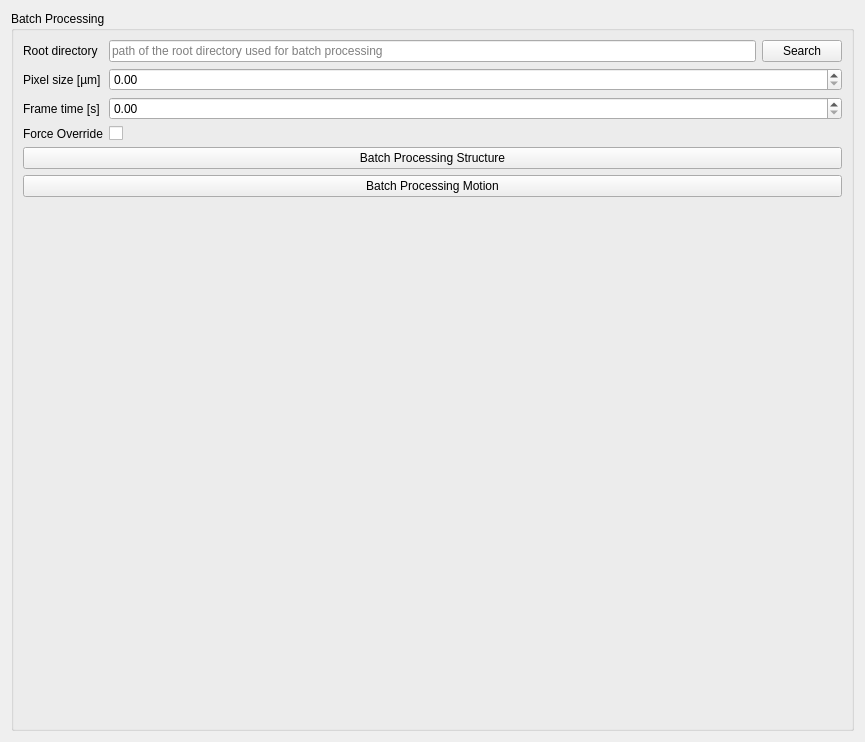
danihae/SarcAsM, file sarcasm/app/ui-files/parameters_batch_processing.ui: the form before one commit.
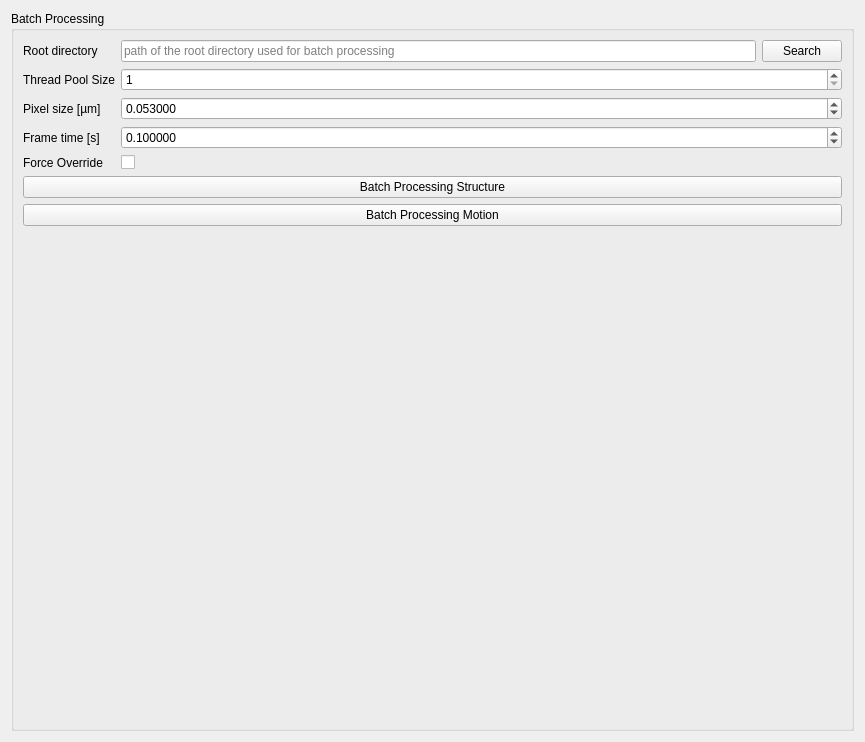
The form after the commit.

Commit message: implement batch processing structure (currently having problem with calculations, out of memory or getting stuck) metadataextractor (after some testing, could remove the stuff about reading metadata from tif files from sarcasm class) updated requirements removed exceptions and put them into separate file

Patch:
```diff
--- a/sarcasm/app/ui-files/parameters_batch_processing.ui
+++ b/sarcasm/app/ui-files/parameters_batch_processing.ui
@@ -31,6 +31,9 @@
        <layout class="QHBoxLayout" name="horizontalLayout_2">
         <item>
          <widget class="QLineEdit" name="le_root_directory">
+          <property name="text">
+           <string/>
+          </property>
           <property name="placeholderText">
            <string>path of the root directory used for batch processing</string>
           </property>
@@ -45,7 +48,7 @@
         </item>
        </layout>
       </item>
-      <item row="1" column="0">
+      <item row="2" column="0">
        <widget class="QLabel" name="label_2">
         <property name="toolTip">
          <string>pixel size in [µm], this is used either if the image-to-process doesn't have this value set or force override is activated</string>
@@ -55,17 +58,23 @@
         </property>
        </widget>
       </item>
-      <item row="1" column="1">
+      <item row="2" column="1">
        <widget class="QDoubleSpinBox" name="dsb_pixel_size">
         <property name="toolTip">
          <string>pixel size in [µm], this is used either if the image-to-process doesn't have this value set or force override is activated</string>
         </property>
+        <property name="decimals">
+         <number>6</number>
+        </property>
         <property name="maximum">
          <double>99999999.000000000000000</double>
         </property>
+        <property name="value">
+         <double>0.053000000000000</double>
+        </property>
        </widget>
       </item>
-      <item row="2" column="0">
+      <item row="3" column="0">
        <widget class="QLabel" name="label_3">
         <property name="toolTip">
          <string>frame time in [s], this is used either if the image-to-process doesn't have this value set or force override is activated</string>
@@ -75,17 +84,23 @@
         </property>
        </widget>
       </item>
-      <item row="2" column="1">
+      <item row="3" column="1">
        <widget class="QDoubleSpinBox" name="dsb_frame_time">
         <property name="toolTip">
          <string>frame time in [s], this is used either if the image-to-process doesn't have this value set or force override is activated</string>
         </property>
+        <property name="decimals">
+         <number>6</number>
+        </property>
         <property name="maximum">
          <double>9999999.000000000000000</double>
         </property>
+        <property name="value">
+         <double>0.100000000000000</double>
+        </property>
        </widget>
       </item>
-      <item row="3" column="0">
+      <item row="4" column="0">
        <widget class="QLabel" name="label_4">
         <property name="toolTip">
          <string>if set the values in pixel size and frame time will be forced upon all images which are processed during this batch</string>
@@ -95,7 +110,7 @@
         </property>
        </widget>
       </item>
-      <item row="3" column="1">
+      <item row="4" column="1">
        <widget class="QCheckBox" name="chk_force_override">
         <property name="toolTip">
          <string>if set the values in pixel size and frame time will be forced upon all images which are processed during this batch</string>
@@ -105,7 +120,7 @@
         </property>
        </widget>
       </item>
-      <item row="4" column="0" colspan="2">
+      <item row="5" column="0" colspan="2">
        <widget class="QPushButton" name="btn_batch_processing_structure">
         <property name="toolTip">
          <string>Start batch processing structure</string>
@@ -115,7 +130,7 @@
         </property>
        </widget>
       </item>
-      <item row="5" column="0" colspan="2">
+      <item row="6" column="0" colspan="2">
        <widget class="QPushButton" name="btn_batch_processing_motion">
         <property name="toolTip">
          <string>Start batch processing motion</string>
@@ -125,6 +140,23 @@
         </property>
        </widget>
       </item>
+      <item row="1" column="0">
+       <widget class="QLabel" name="label_5">
+        <property name="text">
+         <string>Thread Pool Size</string>
+        </property>
+       </widget>
+      </item>
+      <item row="1" column="1">
+       <widget class="QSpinBox" name="sb_thread_pool_size">
+        <property name="minimum">
+         <number>1</number>
+        </property>
+        <property name="value">
+         <number>1</number>
+        </property>
+       </widget>
+      </item>
      </layout>
     </widget>
    </item>
```
The commit also changes 7 other files.
